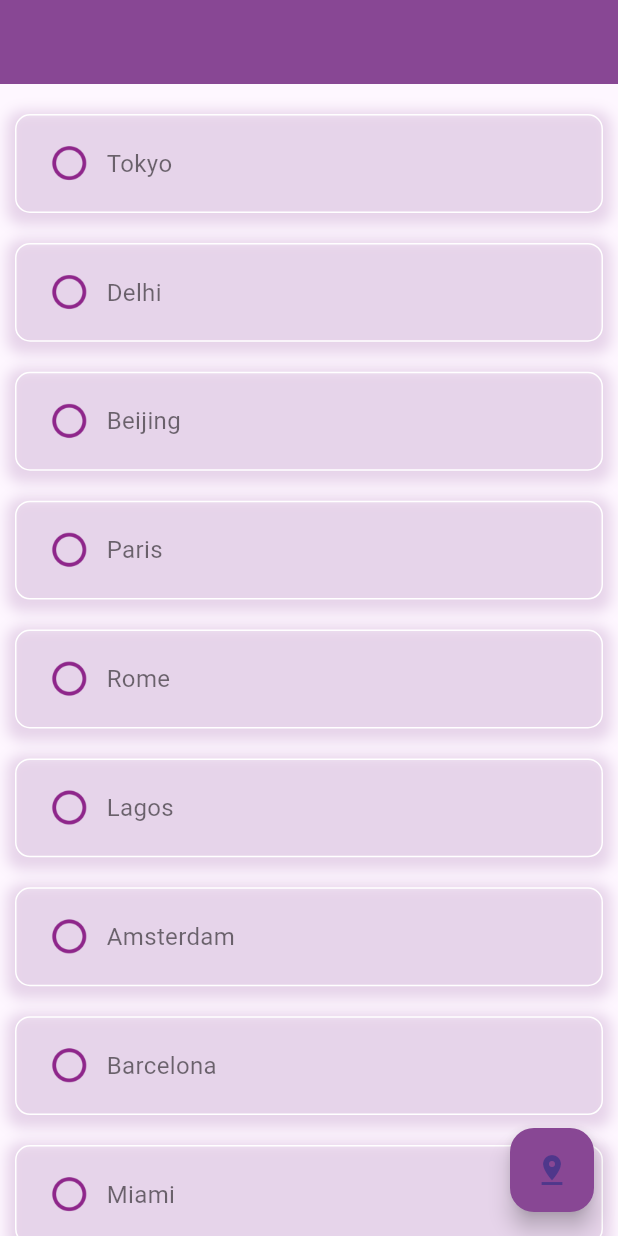
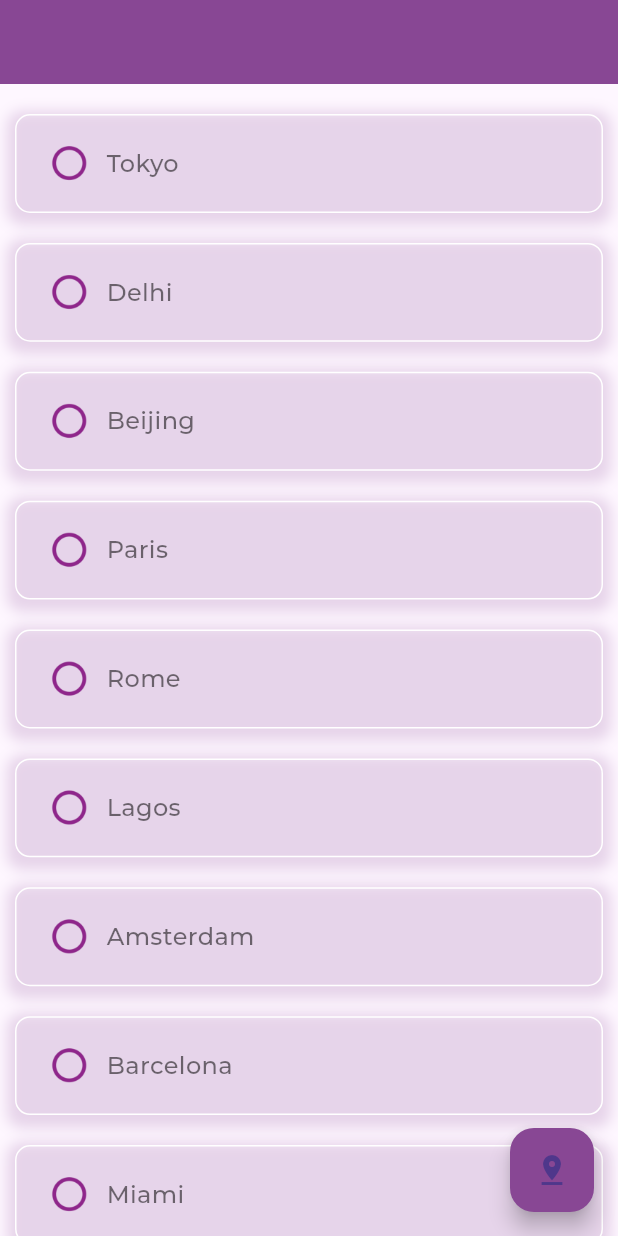
Before and after one commit to rybakova-auca-2021/WeatherApp-Flutter, a Flutter app: the Home screen opened directly with sample values from the repository, after a tap on the "map" icon, on a phone screen of 412 x 824 dp. Run offline on Flutter 3.47's test engine with Material 3 defaults, Android fonts, the light colour scheme and no system bars; our stand-ins replace lottie; network calls fail; project files that could hold a hidden picture were left out.

Commit message:
setup fonts

```diff
--- a/lib/ui/home.dart
+++ b/lib/ui/home.dart
@@ -75,11 +75,11 @@ class _HomeState extends State<Home> {
                 const SizedBox(height: 4),
                 const Text(
                   'Sunrise',
-                  style: TextStyle(color: Colors.white, fontSize: 16),
+                  style: TextStyle(color: Colors.white, fontSize: 16, fontFamily: 'Montserrat'),
                 ),
                 Text(
                   sunriseTime,
-                  style: const TextStyle(color: Colors.white, fontSize: 16),
+                  style: const TextStyle(color: Colors.white, fontSize: 16, fontFamily: 'Montserrat'),
                 ),
               ],
             ),
@@ -91,11 +91,11 @@ class _HomeState extends State<Home> {
                 const SizedBox(height: 4),
                 const Text(
                   'Sunset',
-                  style: TextStyle(color: Colors.white, fontSize: 16),
+                  style: TextStyle(color: Colors.white, fontSize: 16, fontFamily: 'Montserrat'),
                 ),
                 Text(
                   sunsetTime,
-                  style: const TextStyle(color: Colors.white, fontSize: 16),
+                  style: const TextStyle(color: Colors.white, fontSize: 16, fontFamily: 'Montserrat'),
                 ),
               ],
             ),
@@ -129,6 +129,7 @@ class _HomeState extends State<Home> {
                   fontSize: 30,
                   color: Colors.white,
                   fontWeight: FontWeight.bold,
+                  fontFamily: 'Montserrat'
                 ),
               ),
             ),
@@ -150,18 +151,19 @@ class _HomeState extends State<Home> {
                                   fontSize: 84,
                                   color: Color.fromARGB(255, 255, 246, 255),
                                   fontWeight: FontWeight.bold,
+                                  fontFamily: 'Montserrat'
                                 ),
                               ),
                               const SizedBox(height: 90),
                               Text(
                                 '${_weatherData!['weather'][0]['description']}',
                                 style: const TextStyle(
-                                    fontSize: 30, color: Colors.white),
+                                    fontSize: 30, color: Colors.white, fontFamily: 'Montserrat'),
                               ),
                               Text(
                                 _getFormattedDate(_weatherData!['dt']),
                                 style: const TextStyle(
-                                    fontSize: 14, color: Colors.white),
+                                    fontSize: 14, color: Colors.white, fontFamily: 'Montserrat'),
                               ),
                               const SizedBox(height: 20),
                               TextButton.icon(
@@ -185,6 +187,7 @@ class _HomeState extends State<Home> {
                                     style: TextStyle(
                                       color: Colors.white,
                                       fontSize: 24,
+                                      fontFamily: 'Montserrat'
                                     ),
                                   ),
                                 ),
@@ -207,12 +210,18 @@ class _HomeState extends State<Home> {
                                       style: const TextStyle(
                                           color: Colors.white,
                                           fontSize: 16,
-                                            fontWeight: FontWeight.w500),
+                                          fontWeight: FontWeight.w500,
+                                          fontFamily: 'Montserrat'
                                         ),
-                                      const Text("Humidity",
+                                      ),
+                                      const Text(
+                                        "Humidity",
                                         style: TextStyle(
                                             color: Colors.white,
-                                              fontSize: 12))
+                                            fontSize: 12,
+                                            fontFamily: 'Montserrat'
+                                          )
+                                        )
                                     ],
                                   ),
                                   const SizedBox(width: 70),
@@ -228,12 +237,17 @@ class _HomeState extends State<Home> {
                                         style: const TextStyle(
                                           color: Colors.white,
                                           fontSize: 16,
-                                            fontWeight: FontWeight.w500),
+                                          fontWeight: FontWeight.w500,
+                                          fontFamily: 'Montserrat'
+                                        ),
                                       ),
                                       const Text("Wind speed",
                                         style: TextStyle(
                                             color: Colors.white,
-                                              fontSize: 12))
+                                            fontSize: 12,
+                                          fontFamily: 'Montserrat'
+                                        )
+                                      )
                                     ],
                                   ),
                                   const SizedBox(width: 70),
@@ -251,12 +265,18 @@ class _HomeState extends State<Home> {
                                         style: const TextStyle(
                                           color: Colors.white,
                                           fontSize: 16,
-                                            fontWeight: FontWeight.w500),
+                                          fontWeight: FontWeight.w500,
+                                          fontFamily: 'Montserrat'
                                         ),
-                                      const Text("Rain",
+                                      ),
+                                      const Text(
+                                        "Rain",
                                         style: TextStyle(
                                             color: Colors.white,
-                                              fontSize: 12))
+                                            fontSize: 12,
+                                            fontFamily: 'Montserrat'
+                                          )
+                                        )
                                     ],
                                   ),
                                 ],
--- a/lib/ui/week_forecast_screen.dart
+++ b/lib/ui/week_forecast_screen.dart
@@ -127,15 +127,15 @@ class _WeeklyForecastState extends State<WeeklyForecast> {
                           child: Row(
                             mainAxisAlignment: MainAxisAlignment.spaceBetween,
                             children: [
-                              Text(day, style: const TextStyle(color: Colors.white, fontSize: 18)),
+                              Text(day, style: const TextStyle(color: Colors.white, fontSize: 18, fontFamily: 'Montserrat', fontWeight: FontWeight.w500)),
                               Row(
                                 children: [
                                   Icon(weatherIcon.icon, color: weatherIcon.color, size: 18),
                                   const SizedBox(width: 8),
-                                  Text(description, style: const TextStyle(color: Colors.white, fontSize: 16)),
+                                  Text(description, style: const TextStyle(color: Colors.white, fontSize: 16, fontFamily: 'Montserrat')),
                                 ],
                               ),
-                              Text('${temp.toStringAsFixed(0)}°', style: const TextStyle(color: Colors.white, fontSize: 48)),
+                              Text('${temp.toStringAsFixed(0)}°', style: const TextStyle(color: Colors.white, fontSize: 56, fontFamily: 'Rajdhani')),
                             ],
                           ),
                         );
--- a/lib/ui/welcome_screen.dart
+++ b/lib/ui/welcome_screen.dart
@@ -1,5 +1,4 @@
 import 'package:flutter/material.dart';
-
 import 'package:weather_app/models/city.dart';
 import 'package:weather_app/ui/home.dart';
 
@@ -15,7 +14,7 @@ class _WelcomeState extends State<Welcome> {
 
   @override
   Widget build(BuildContext context) {
-    List<City> cities = City.citiesList.where((city) => city.isDefault == false).toList();
+    List<City> cities = City.citiesList.where((city) => !city.isDefault).toList();
 
     Size size = MediaQuery.of(context).size;
 
@@ -23,7 +22,14 @@ class _WelcomeState extends State<Welcome> {
       appBar: AppBar(
         automaticallyImplyLeading: false,
         backgroundColor: const Color.fromARGB(255, 136, 71, 148),
-        title: Text(selectedCity != null ? selectedCity!.city : '', style: const TextStyle(color: Colors.white)),
+        title: Text(
+          selectedCity != null ? selectedCity!.city : '',
+          style: const TextStyle(
+            color: Colors.white,
+            fontFamily: 'Montserrat',
+            fontWeight: FontWeight.bold,
+          ),
+        ),
       ),
       body: ListView.builder(
         physics: const BouncingScrollPhysics(),
@@ -76,6 +82,7 @@ class _WelcomeState extends State<Welcome> {
                 Text(
                   cities[index].city,
                   style: TextStyle(
+                    fontFamily: 'Montserrat',
                     fontSize: 16,
                     color: selectedCity == cities[index]
                         ? const Color.fromARGB(255, 136, 71, 148)
@@ -91,7 +98,10 @@ class _WelcomeState extends State<Welcome> {
         backgroundColor: const Color.fromARGB(255, 136, 71, 148),
         child: const Icon(Icons.pin_drop),
         onPressed: () {
-          Navigator.pushReplacement(context, MaterialPageRoute(builder: (context) => Home(city: selectedCity)));
+          Navigator.pushReplacement(
+            context,
+            MaterialPageRoute(builder: (context) => Home(city: selectedCity)),
+          );
         },
       ),
     );
```
Also changed, not shown: lib/ui/splash_screen.dart (+9 -2 lines), pubspec.yaml (+13 -0 lines), assets/fonts/Montserrat-Bold.ttf (added), assets/fonts/Montserrat-Medium.ttf (added), assets/fonts/Montserrat-Regular.ttf (added), assets/fonts/Rajdhani-Medium.ttf (added). Lines whose indentation alone changed are shown as unchanged.
